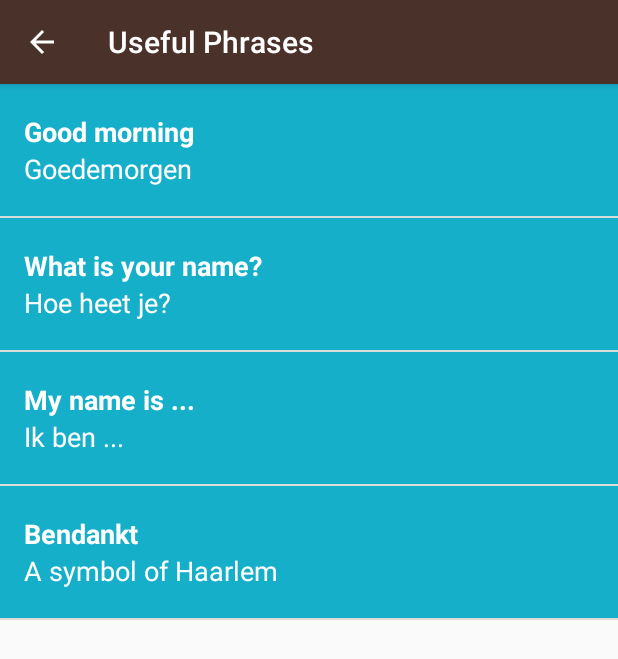
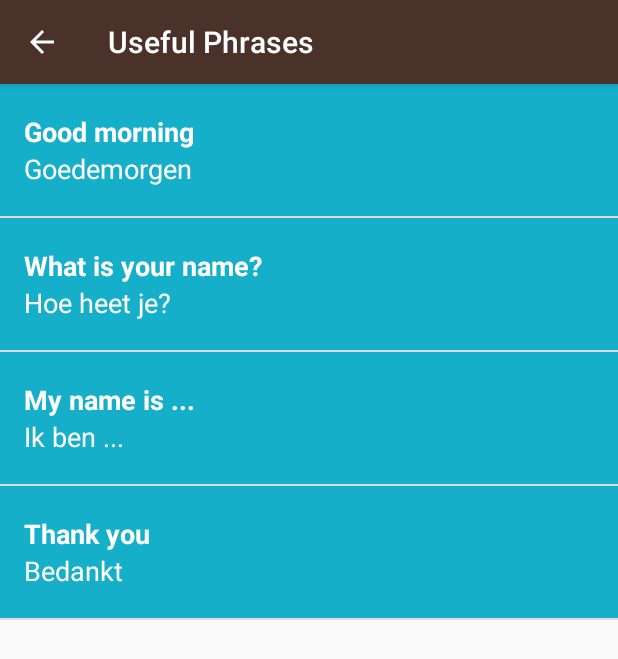
Before and after one commit to ltpitt/android-tour-guide, an Android app: the UsefulPhrasesActivity screen opened directly, with no data from a screen before it, on a phone screen of 412 x 824 dp. Shown: the top 659 px of the screen. Run offline under Robolectric (Android 15) with nearby library versions, the light colour scheme and no system bars.

Commit message:
bug: fixed error in string phrase 4

```diff
--- a/app/src/main/res/values/strings.xml
+++ b/app/src/main/res/values/strings.xml
@@ -56,10 +56,10 @@
     <string name="phrase_description_3">Ik ben ...</string>
 
     <!-- Phrase 4 name. [CHAR LIMIT=12] -->
-    <string name="phrase_name_4">Bendankt</string>
+    <string name="phrase_name_4">Thank you</string>
 
     <!-- Phrase 4 description. [CHAR LIMIT=12] -->
-    <string name="phrase_description_4">A symbol of Haarlem</string>
+    <string name="phrase_description_4">Bedankt</string>
 
 
 
```
